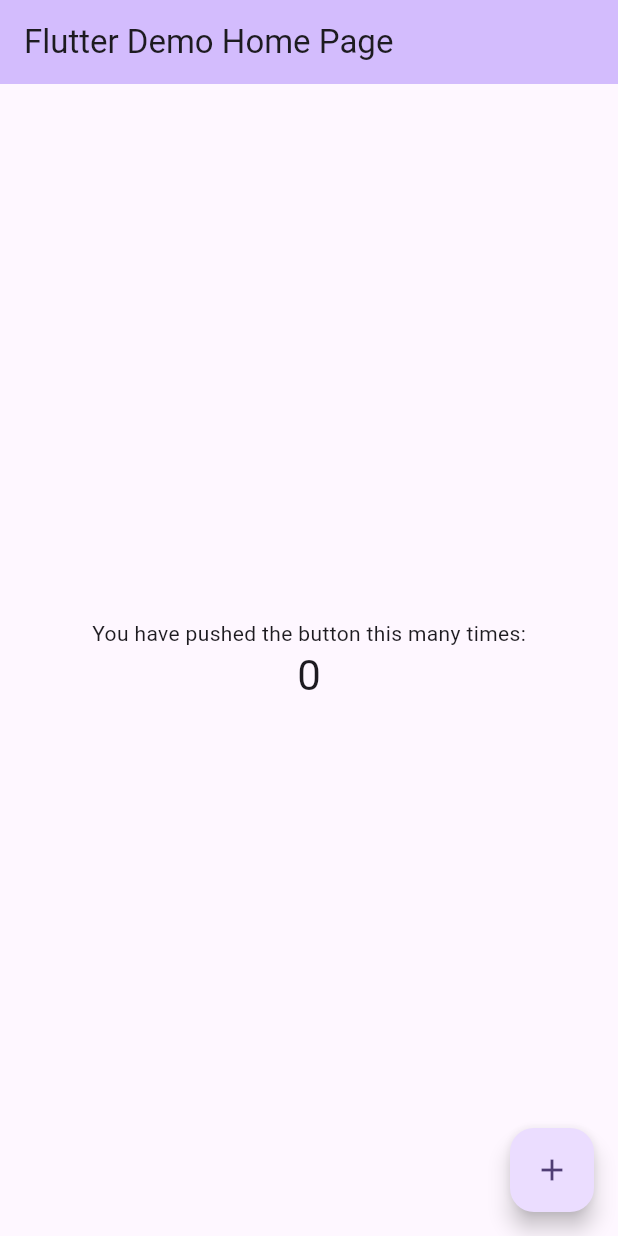
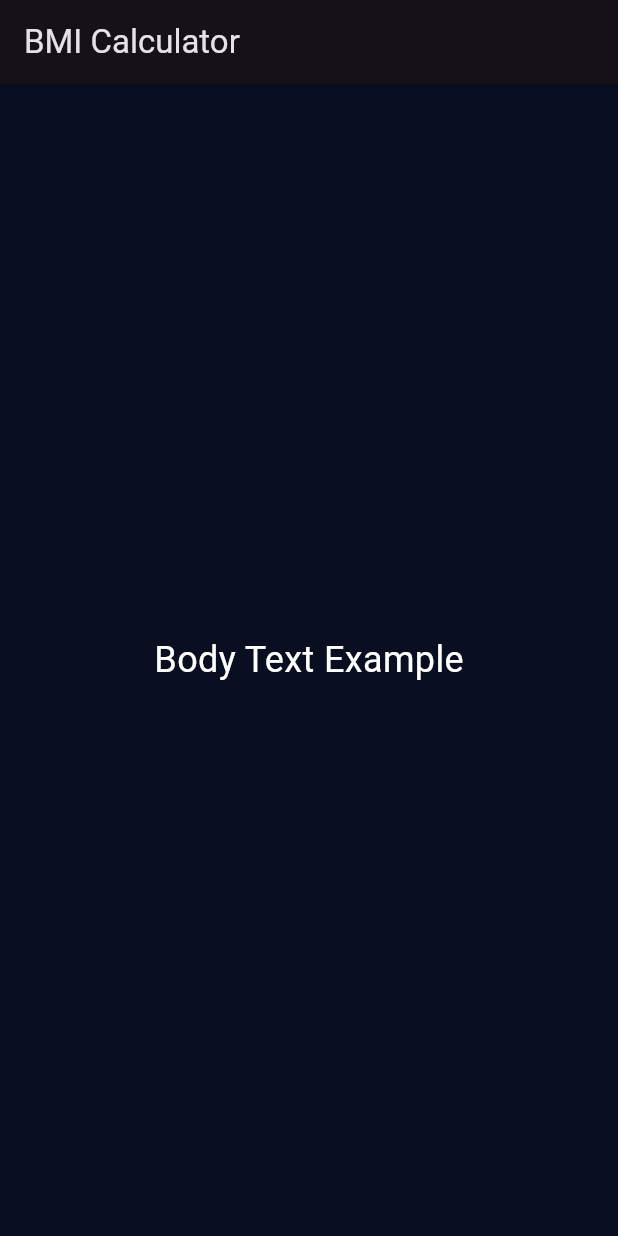
Before and after one commit to rabeelfatma/Flutter-Sp23-BSE-032-6A-Rabeel-Fatima, a Flutter app: the screen it shows after launch, on a phone screen of 412 x 824 dp. Run offline on Flutter 3.47's test engine with Material 3 defaults, Android fonts, the phone set to English and light mode, and no system bars; our stand-ins replace csv, fl_chart, flutter_local_notifications, google_fonts, pdf, permission_handler and 5 more; missing offline and left inert: android_intent_plus; accounts and stored records are empty.

Commit message:
submit video 2(input_page)
"Stage 1: Building the BMI Calculator Input Screen UI"

"Defining the Dark Theme and Scaffold Structure" and input_page.dart file

```diff
--- /dev/null
+++ b/bmi/bmi_app/lib/input_page.dart
@@ -0,0 +1,36 @@
+import 'package:flutter/material.dart';
+
+class InputPage extends StatefulWidget {
+  const InputPage({super.key});
+  @override
+  State<InputPage> createState() => _InputPageState();
+}
+
+class _InputPageState extends State<InputPage> {
+
+
+  @override
+  Widget build(BuildContext context) {
+    return Scaffold(
+      appBar: AppBar(
+        title: Text("BMI Calculator"),
+      ),
+      body: Center(
+        child: Column(
+          mainAxisAlignment: MainAxisAlignment.center,
+          children: [
+          Text(
+          'Body Text Example', // Your text goes here
+          style: TextStyle(
+            fontSize: 24.0,
+            // Setting color explicitly ensures it is visible
+            color: Colors.white,
+          ),
+          ),
+          ],
+
+        ),
+      ),
+    );
+  }
+}
--- a/bmi/bmi_app/lib/main.dart
+++ b/bmi/bmi_app/lib/main.dart
@@ -1,4 +1,5 @@
 import 'package:flutter/material.dart';
+import 'input_page.dart';
 
 void main() {
   runApp(const MyApp());
@@ -11,113 +12,22 @@ class MyApp extends StatelessWidget {
   @override
   Widget build(BuildContext context) {
     return MaterialApp(
-      title: 'Flutter Demo',
+      home:InputPage(),
       debugShowCheckedModeBanner: false,
-      theme: ThemeData(
-        // This is the theme of your application.
-        //
-        // TRY THIS: Try running your application with "flutter run". You'll see
-        // the application has a purple toolbar. Then, without quitting the app,
-        // try changing the seedColor in the colorScheme below to Colors.green
-        // and then invoke "hot reload" (save your changes or press the "hot
-        // reload" button in a Flutter-supported IDE, or press "r" if you used
-        // the command line to start the app).
-        //
-        // Notice that the counter didn't reset back to zero; the application
-        // state is not lost during the reload. To reset the state, use hot
-        // restart instead.
-        //
-        // This works for code too, not just values: Most code changes can be
-        // tested with just a hot reload.
-        colorScheme: .fromSeed(seedColor: Colors.deepPurple),
-      ),
-      home: const MyHomePage(title: 'Flutter Demo Home Page'),
+      //option1
+      // theme: ThemeData(
+      //   //colorScheme: .fromSeed(seedColor: Colors.deepPurple),
+      //   primaryColor: Color(0xFF0A0E21),
+      //   scaffoldBackgroundColor:Color(0xFF0A0E21),
+      //   textTheme: TextTheme(
+      //       bodyMedium: TextStyle(color: Colors.white)
+      //   ),
+      // ),
+      //option 2
+        theme: ThemeData.dark().copyWith(
+          primaryColor: Color(0xFF0A0E21),
+          scaffoldBackgroundColor:Color(0xFF0A0E21),
+        ),
     );
   }
 }
-
-class MyHomePage extends StatefulWidget {
-  const MyHomePage({super.key, required this.title});
-
-  // This widget is the home page of your application. It is stateful, meaning
-  // that it has a State object (defined below) that contains fields that affect
-  // how it looks.
-
-  // This class is the configuration for the state. It holds the values (in this
-  // case the title) provided by the parent (in this case the App widget) and
-  // used by the build method of the State. Fields in a Widget subclass are
-  // always marked "final".
-
-  final String title;
-
-  @override
-  State<MyHomePage> createState() => _MyHomePageState();
-}
-
-class _MyHomePageState extends State<MyHomePage> {
-  int _counter = 0;
-
-  void _incrementCounter() {
-    setState(() {
-      // This call to setState tells the Flutter framework that something has
-      // changed in this State, which causes it to rerun the build method below
-      // so that the display can reflect the updated values. If we changed
-      // _counter without calling setState(), then the build method would not be
-      // called again, and so nothing would appear to happen.
-      _counter++;
-    });
-  }
-
-  @override
-  Widget build(BuildContext context) {
-    // This method is rerun every time setState is called, for instance as done
-    // by the _incrementCounter method above.
-    //
-    // The Flutter framework has been optimized to make rerunning build methods
-    // fast, so that you can just rebuild anything that needs updating rather
-    // than having to individually change instances of widgets.
-    return Scaffold(
-      appBar: AppBar(
-        // TRY THIS: Try changing the color here to a specific color (to
-        // Colors.amber, perhaps?) and trigger a hot reload to see the AppBar
-        // change color while the other colors stay the same.
-        backgroundColor: Theme.of(context).colorScheme.inversePrimary,
-        // Here we take the value from the MyHomePage object that was created by
-        // the App.build method, and use it to set our appbar title.
-        title: Text(widget.title),
-      ),
-      body: Center(
-        // Center is a layout widget. It takes a single child and positions it
-        // in the middle of the parent.
-        child: Column(
-          // Column is also a layout widget. It takes a list of children and
-          // arranges them vertically. By default, it sizes itself to fit its
-          // children horizontally, and tries to be as tall as its parent.
-          //
-          // Column has various properties to control how it sizes itself and
-          // how it positions its children. Here we use mainAxisAlignment to
-          // center the children vertically; the main axis here is the vertical
-          // axis because Columns are vertical (the cross axis would be
-          // horizontal).
-          //
-          // TRY THIS: Invoke "debug painting" (choose the "Toggle Debug Paint"
-          // action in the IDE, or press "p" in the console), to see the
-          // wireframe for each widget.
-          mainAxisAlignment: .center,
-          children: [
-            const Text('You have pushed the button this many times:'),
-            Text(
-              '$_counter',
-              style: Theme.of(context).textTheme.headlineMedium,
-            ),
-          ],
-        ),
-      ),
-      floatingActionButton: FloatingActionButton(
-        onPressed: _incrementCounter,
-        tooltip: 'Increment',
-        child: const Icon(Icons.add),
-      ),
-    );
-  }
-}
```
